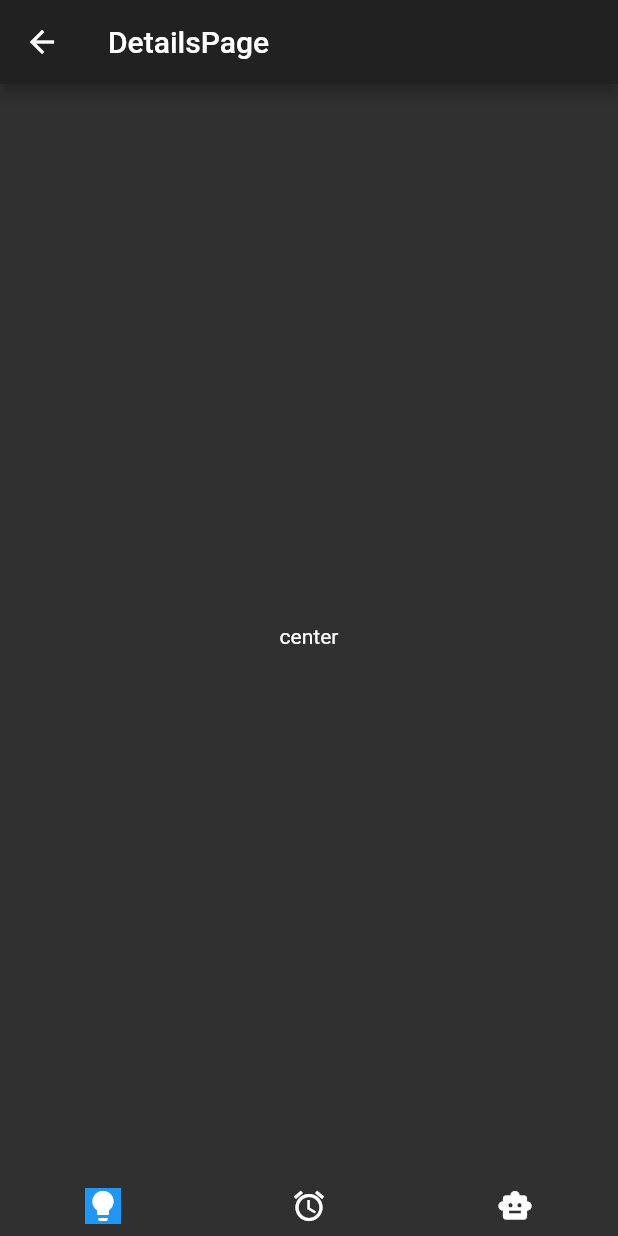
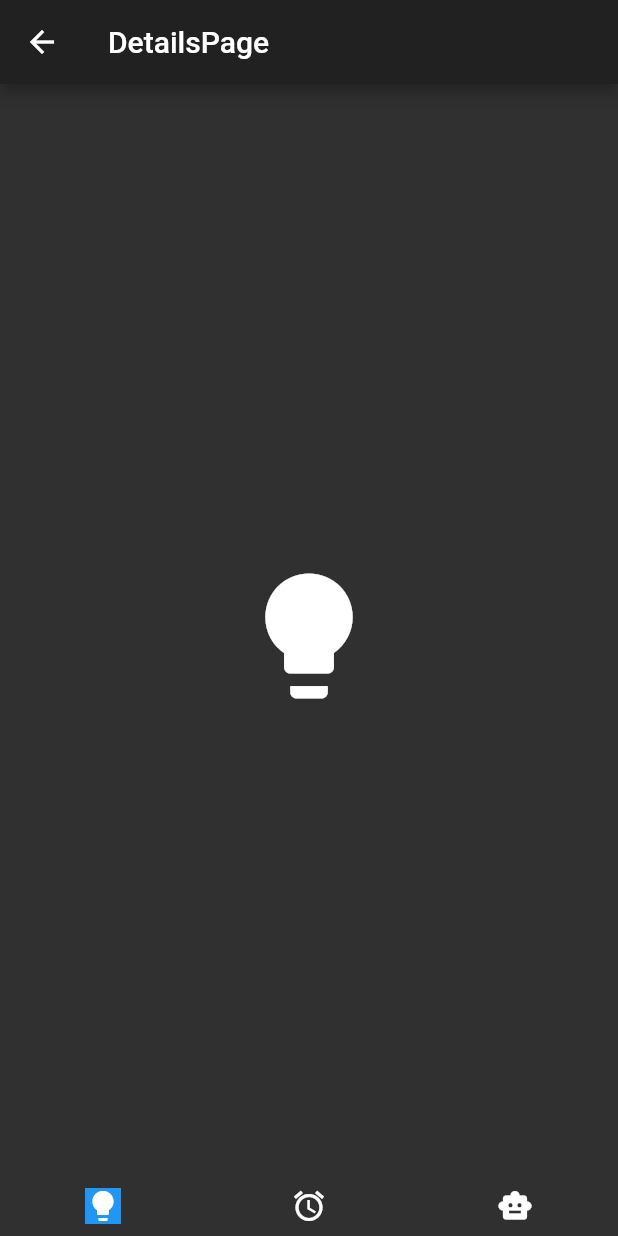
Before and after one commit to CabraKill/HiHome, a Flutter app: the DetailsPage screen opened by its route, on a phone screen of 412 x 824 dp. Run offline on Flutter 3.47's test engine with Material 2 defaults, Android fonts, the phone set to English and light mode, and no system bars; our stand-ins replace get.

Commit message:
feat(detailsPage): add switch button

```diff
--- a/lib/modules/details/details_page.dart
+++ b/lib/modules/details/details_page.dart
@@ -9,19 +9,33 @@ class DetailsPage extends GetView<DetailsController> {
         appBar: AppBar(title: Text('DetailsPage')),
         body: SafeArea(
             child: Column(children: [
+          // Expanded(
+          //   child: DragTarget<int>(
+          //     builder: (BuildContext context, List<Object?> candidateData,
+          //         List<dynamic> rejectedData) {
+          //       return Text("oi");
+          //     },
+          //     onAccept: (a) {
+          //       print("$a accepted");
+          //     },
+          //     // child: Text("body"),
+          //   ),
+          // ),
           Expanded(
-            child: DragTarget<int>(
-              builder: (BuildContext context, List<Object?> candidateData,
-                  List<dynamic> rejectedData) {
-                return Container(
+            child: Center(
+              child: InkWell(
+                onTap: controller.switchState,
+                child: Container(
                   alignment: Alignment.center,
-                  child: Text("center"),
-                );
-              },
-              onAccept: (a) {
-                print("$a accepted");
-              },
-              // child: Text("body"),
+                  child: Obx(() => Icon(
+                        Icons.lightbulb,
+                        size: 100,
+                        color: controller.onSwitch
+                            ? Theme.of(context).accentColor
+                            : null,
+                      )),
+                ),
+              ),
             ),
           ),
           Padding(
```
